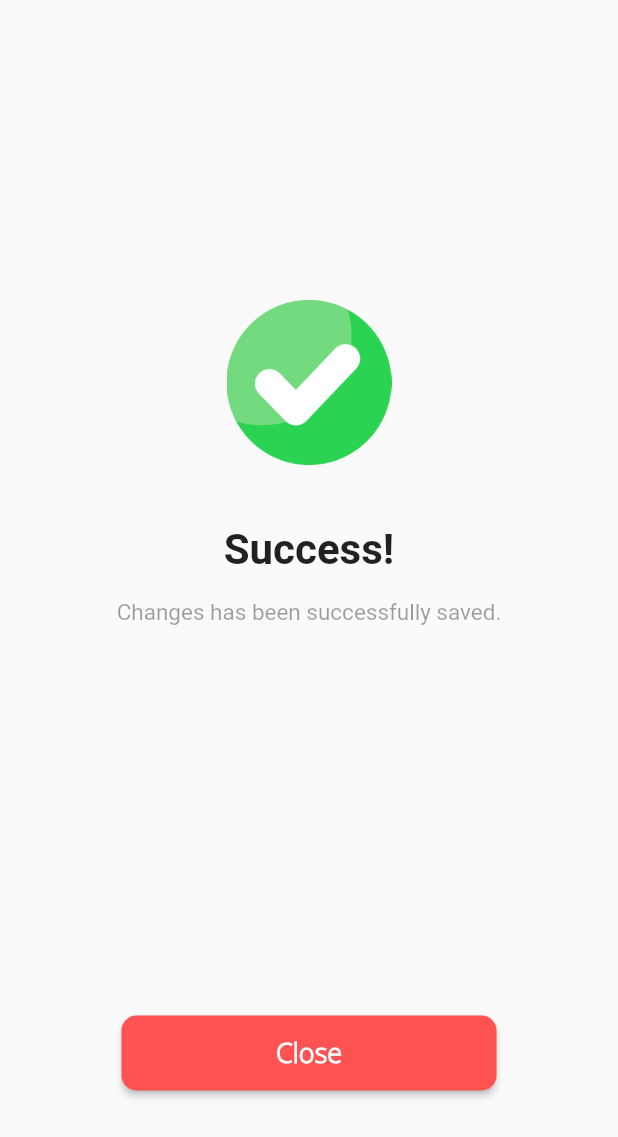
After one commit to shelterClone/elderly_squire_new_proj_2023, a Flutter app: the ChangesSaved screen opened directly, on a phone screen of 412 x 824 dp. The commit adds this screen. Shown: the top 1137 px of the screen. Run offline on Flutter 3.47's test engine with Material 2 defaults, Android fonts, the phone set to English and light mode, and no system bars; our stand-ins replace cloud_firestore, file_picker, firebase_auth, firebase_core, flare_flutter, flutter_local_notifications and 4 more; missing offline and left inert: flutter_tawk, image_picker_for_web; accounts and stored records are empty.

Commit message:
few changes

```diff
--- a/lib/ID_Registration/ID_Registration.dart
+++ b/lib/ID_Registration/ID_Registration.dart
@@ -1,6 +1,6 @@
 import 'package:elderly_squire_2023_remastered_v2/Login_Reg/Uploader2.dart';
 import 'package:elderly_squire_2023_remastered_v2/Login_Reg/ImageUploader.dart';
-import 'package:elderly_squire_2023_remastered_v2/Login_Reg/pdf_uploader_screen.dart';
+// import 'package:elderly_squire_2023_remastered_v2/Login_Reg/pdf_uploader_screen.dart';
 import 'package:flutter/material.dart';
 import 'package:flutter/services.dart';
 import'package:intl/intl.dart';
--- /dev/null
+++ b/lib/MyProfile/ChangesSaved.dart
@@ -0,0 +1,89 @@
+import 'package:elderly_squire_2023_remastered_v2/HomePage.dart';
+import'package:flutter/material.dart';
+
+class ChangesSaved extends StatelessWidget {
+
+  @override
+  Widget build(BuildContext context) {
+    return Scaffold(
+      body: Container(
+
+          child:Center(
+            child: Column(
+              children: [
+                SizedBox(height:200),
+                Container(
+                  height: 110,
+                  width: 110,
+                  child: Image.asset(
+                      "assets/images/check_icon.png"),
+                ),
+                SizedBox(height:40),
+                Container(
+                  child: Text(
+                    "Success!",
+                    style: const TextStyle(
+                      fontSize: 28,
+                      // color: Colors.black54,
+                      fontWeight: FontWeight.bold,
+                    ),
+                  ),
+                ),
+
+                SizedBox(
+                    height:16
+                ),
+                Padding(
+                  padding: const EdgeInsets.only(left:10, right:10),
+                  child: Text(
+                    'Changes has been successfully saved.',
+                    textAlign: TextAlign.center,
+                    style: const TextStyle(
+                      color: Colors.black38,
+                      fontSize: 15,
+                    ),
+                  ),
+                ),
+
+                Container(
+                  // margin: EdgeInsets.only(top:280),
+                  margin: EdgeInsets.only(top:260),
+                  height: 50,
+                  width: 250,
+
+                  child: ElevatedButton(
+                    style: ElevatedButton.styleFrom(
+                      elevation: 2,
+                      foregroundColor: Colors.white,
+                      backgroundColor: Colors.redAccent,
+                      shape: RoundedRectangleBorder(
+                        borderRadius: BorderRadius.circular(10.0),
+                      ),
+                    ),
+                    child: Center(
+                      child: Text(
+                        "Close",
+                        style: TextStyle(
+                            fontSize: 18,
+                            fontFamily: ('OpenSans'),
+                            fontWeight: FontWeight.w600),
+                      ),
+                    ),
+                    onPressed: (){
+                      Navigator.push(context, MaterialPageRoute(builder: (context)=> Homepage()));
+
+                    },
+
+                  ),
+                ),
+              ],
+
+
+
+
+            ),
+          )
+      ),
+    );
+  }
+}
--- a/lib/OnBoarding page/OnBoardingModel.dart
+++ b/lib/OnBoarding page/OnBoardingModel.dart
@@ -10,7 +10,8 @@ class OnBoard {
 
 final List<OnBoard> demoData = [
   OnBoard(
-    image: "assets/images/elderly_squire_logo_classic_icon.png",
+    // image: "assets/images/elderly_squire_logo_classic_icon.png",
+    image: "assets/images/book.png",
     title: "Getting Started",
     description: "Elderly squire is a mobile application intended mostly for Senior Citizens. "
         "With its awesome features it guarantees the reliability that you ever needed."
@@ -32,7 +33,7 @@ final List<OnBoard> demoData = [
     image: "assets/images/todolist.png",
     title: "To Do List",
     description:
-    "You can now make your own list of To Dos, to reminder yourself and set your priorities",
+    "You can now make your own list of To Dos, to reminder yourself and set your priorities.",
   ),
 
   OnBoard(
--- a/lib/OnBoarding page/OnBoardingScreen.dart
+++ b/lib/OnBoarding page/OnBoardingScreen.dart
@@ -160,8 +160,8 @@ class OnBoardContent extends StatelessWidget {
   Widget build(BuildContext context) {
     return Column(
       children: [
-        // SizedBox(height:200),
-        SizedBox(height:140),
+        SizedBox(height:200),
+        // SizedBox(height:140),
         Container(
           height: 110,
           width: 110,
```
Also changed, not shown: lib/Login_Reg/RegSuccess.dart (added, +90 -0 lines), lib/Login_Reg/Register.dart (+30 -26 lines), lib/Login_Reg/pdf_uploader_screen.dart (deleted, +0 -93 lines), lib/MyProfile/EditUserProfile.dart (+29 -26 lines), pubspec.yaml (+5 -3 lines), assets/images/book.png (added), pubspec.lock.
